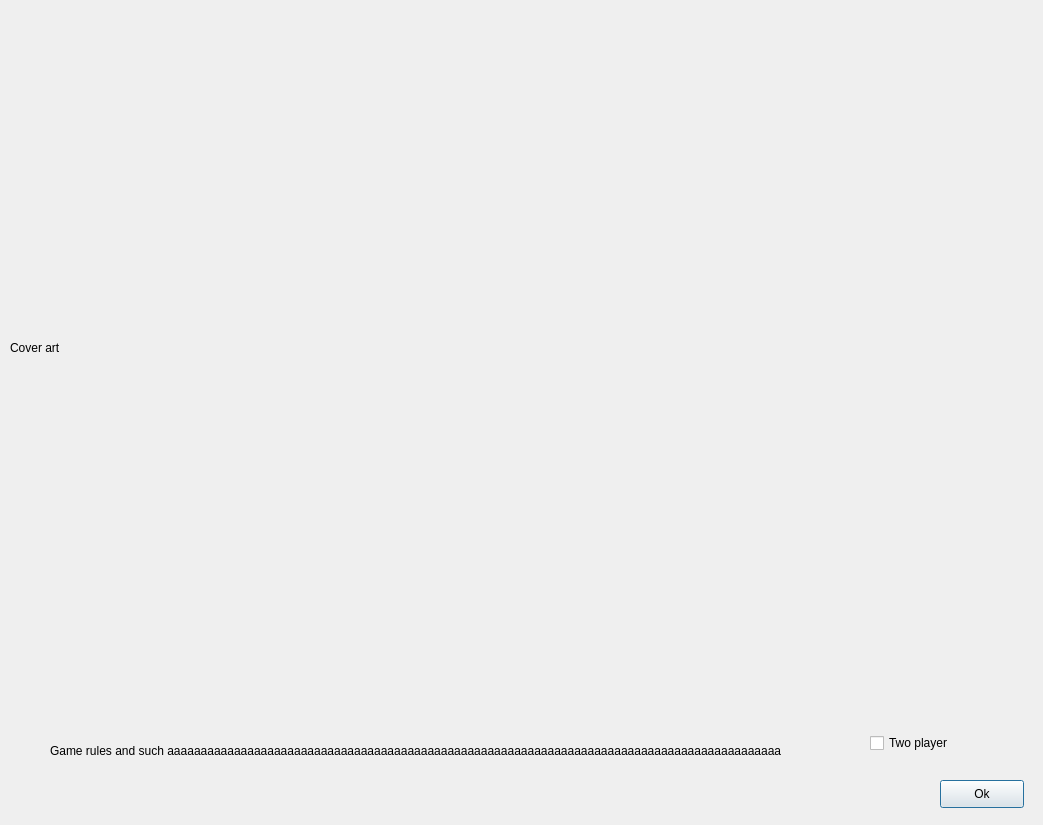
First picture: the form in Game/startdialog.ui, repository Kataya42/OHJ_3, before the edit.
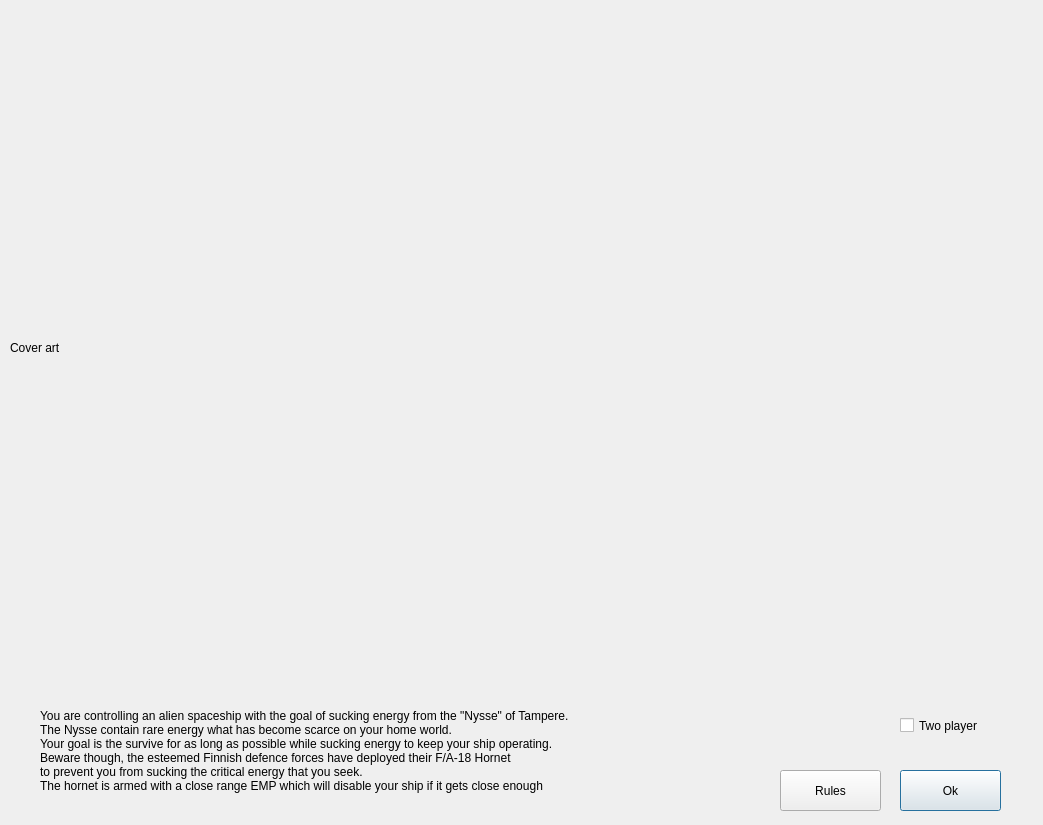
Second picture: the form after the edit.

Commit message: Added interface documentation to Gamewindow, ownactoritem and startdialog. Added game rules and story to start dialog

Patch:
```diff
--- a/Game/startdialog.ui
+++ b/Game/startdialog.ui
@@ -16,36 +16,23 @@
   <widget class="QPushButton" name="pushButton">
    <property name="geometry">
     <rect>
-     <x>940</x>
-     <y>780</y>
-     <width>84</width>
-     <height>28</height>
+     <x>900</x>
+     <y>770</y>
+     <width>101</width>
+     <height>41</height>
     </rect>
    </property>
    <property name="text">
     <string>Ok</string>
    </property>
   </widget>
-  <widget class="QLabel" name="label">
-   <property name="geometry">
-    <rect>
-     <x>50</x>
-     <y>680</y>
-     <width>741</width>
-     <height>141</height>
-    </rect>
-   </property>
-   <property name="text">
-    <string>Game rules and such aaaaaaaaaaaaaaaaaaaaaaaaaaaaaaaaaaaaaaaaaaaaaaaaaaaaaaaaaaaaaaaaaaaaaaaaaaaaaaaaaaaaaaaaaaaa</string>
-   </property>
-  </widget>
   <widget class="QCheckBox" name="checkBox">
    <property name="geometry">
     <rect>
-     <x>870</x>
-     <y>730</y>
-     <width>91</width>
-     <height>26</height>
+     <x>900</x>
+     <y>700</y>
+     <width>111</width>
+     <height>51</height>
     </rect>
    </property>
    <property name="text">
@@ -65,6 +52,37 @@
     <string>Cover art</string>
    </property>
   </widget>
+  <widget class="QPushButton" name="tutorialButton">
+   <property name="geometry">
+    <rect>
+     <x>780</x>
+     <y>770</y>
+     <width>101</width>
+     <height>41</height>
+    </rect>
+   </property>
+   <property name="text">
+    <string>Rules</string>
+   </property>
+  </widget>
+  <widget class="QLabel" name="label">
+   <property name="geometry">
+    <rect>
+     <x>40</x>
+     <y>690</y>
+     <width>671</width>
+     <height>121</height>
+    </rect>
+   </property>
+   <property name="text">
+    <string>You are controlling an alien spaceship with the goal of sucking energy from the &quot;Nysse&quot; of Tampere.
+The Nysse contain rare energy what has become scarce on your home world.
+Your goal is the survive for as long as possible while sucking energy to keep your ship operating. 
+Beware though, the esteemed Finnish defence forces have deployed their F/A-18 Hornet 
+to prevent you from sucking the critical energy that you seek.
+The hornet is armed with a close range EMP which will disable your ship if it gets close enough</string>
+   </property>
+  </widget>
  </widget>
  <resources/>
  <connections/>
```
Left out of the diff: 2 changed lines with no effect on the pictures. The commit also changes 7 other files.
